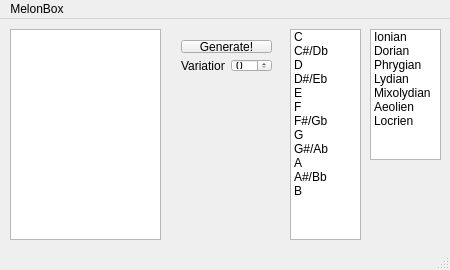
This is mainwindow.ui in elementalsc/melonbox as Qt 5 draws it before an edit. The edited form follows.
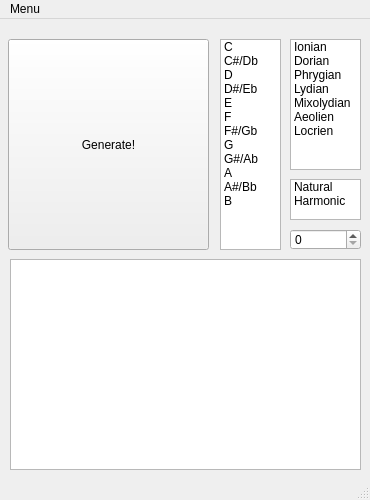
This is the edited form.

Diff of the .ui file:
```diff
--- a/mainwindow.ui
+++ b/mainwindow.ui
@@ -9,20 +9,20 @@
    <rect>
     <x>0</x>
     <y>0</y>
-    <width>450</width>
-    <height>270</height>
+    <width>370</width>
+    <height>500</height>
    </rect>
   </property>
   <property name="minimumSize">
    <size>
-    <width>450</width>
-    <height>270</height>
+    <width>370</width>
+    <height>500</height>
    </size>
   </property>
   <property name="maximumSize">
    <size>
-    <width>450</width>
-    <height>270</height>
+    <width>370</width>
+    <height>500</height>
    </size>
   </property>
   <property name="windowTitle">
@@ -38,9 +38,9 @@
    <widget class="QListWidget" name="uScaleList">
     <property name="geometry">
      <rect>
-      <x>290</x>
-      <y>10</y>
-      <width>71</width>
+      <x>220</x>
+      <y>20</y>
+      <width>61</width>
       <height>211</height>
      </rect>
     </property>
@@ -108,8 +108,8 @@
    <widget class="QListWidget" name="uModeList">
     <property name="geometry">
      <rect>
-      <x>370</x>
-      <y>10</y>
+      <x>290</x>
+      <y>20</y>
       <width>71</width>
       <height>131</height>
      </rect>
@@ -154,47 +154,57 @@
     <property name="geometry">
      <rect>
       <x>10</x>
-      <y>10</y>
-      <width>151</width>
+      <y>240</y>
+      <width>351</width>
       <height>211</height>
      </rect>
     </property>
    </widget>
-   <widget class="QWidget" name="layoutWidget">
+   <widget class="QPushButton" name="pushButton">
     <property name="geometry">
      <rect>
-      <x>170</x>
-      <y>10</y>
-      <width>113</width>
-      <height>54</height>
+      <x>8</x>
+      <y>20</y>
+      <width>201</width>
+      <height>211</height>
      </rect>
     </property>
-    <layout class="QVBoxLayout" name="verticalLayout">
-     <item>
-      <widget class="QPushButton" name="pushButton">
-       <property name="text">
-        <string>Generate!</string>
-       </property>
-       <property name="shortcut">
-        <string>Enter</string>
-       </property>
-      </widget>
-     </item>
-     <item>
-      <layout class="QHBoxLayout" name="horizontalLayout">
-       <item>
-        <widget class="QLabel" name="label">
-         <property name="text">
-          <string>Variations</string>
-         </property>
-        </widget>
-       </item>
-       <item>
-        <widget class="QSpinBox" name="uVariationNumber"/>
-       </item>
-      </layout>
-     </item>
-    </layout>
+    <property name="text">
+     <string>Generate!</string>
+    </property>
+    <property name="shortcut">
+     <string>Enter</string>
+    </property>
+   </widget>
+   <widget class="QSpinBox" name="uVariationNumber">
+    <property name="geometry">
+     <rect>
+      <x>290</x>
+      <y>210</y>
+      <width>71</width>
+      <height>21</height>
+     </rect>
+    </property>
+   </widget>
+   <widget class="QListWidget" name="uModeTypeList">
+    <property name="geometry">
+     <rect>
+      <x>290</x>
+      <y>160</y>
+      <width>71</width>
+      <height>41</height>
+     </rect>
+    </property>
+    <item>
+     <property name="text">
+      <string>Natural</string>
+     </property>
+    </item>
+    <item>
+     <property name="text">
+      <string>Harmonic</string>
+     </property>
+    </item>
    </widget>
    <zorder>oProgDisplay</zorder>
    <zorder>layoutWidget</zorder>
@@ -206,13 +216,13 @@
     <rect>
      <x>0</x>
      <y>0</y>
-     <width>450</width>
+     <width>370</width>
      <height>21</height>
     </rect>
    </property>
    <widget class="QMenu" name="menuMelonBox">
     <property name="title">
-     <string>MelonBox</string>
+     <string>Menu</string>
     </property>
     <addaction name="actionQuit"/>
    </widget>
```
Left out of the diff: 6 changed lines with no effect on the pictures.
